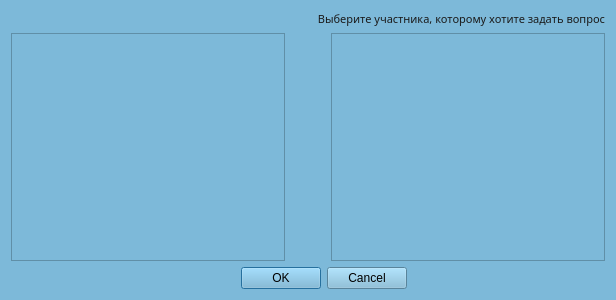
First picture: the form in Client/jeducation-v0.1/ask.ui, repository Avedik/Desktop-application-IEducation, before the edit.
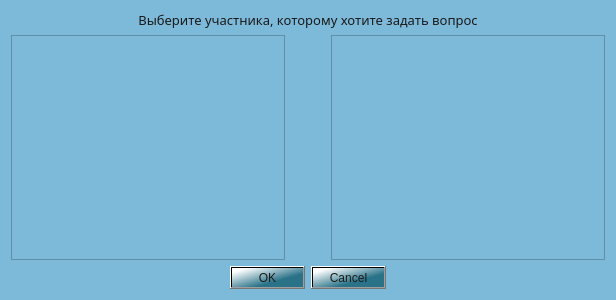
Second picture: the form after the edit.

```diff
--- a/Client/jeducation-v0.1/ask.ui
+++ b/Client/jeducation-v0.1/ask.ui
@@ -29,7 +29,7 @@
      <property name="font">
       <font>
        <family>Bahnschrift</family>
-       <pointsize>8</pointsize>
+       <pointsize>10</pointsize>
       </font>
      </property>
      <property name="styleSheet">
@@ -39,7 +39,7 @@
       <string>Выберите участника, которому хотите задать вопрос</string>
      </property>
      <property name="alignment">
-      <set>Qt::AlignRight|Qt::AlignTrailing|Qt::AlignVCenter</set>
+      <set>Qt::AlignCenter</set>
      </property>
     </widget>
    </item>
@@ -98,12 +98,20 @@
            <pointsize>10</pointsize>
           </font>
          </property>
+         <property name="styleSheet">
+          <string notr="true">background-color: qlineargradient(spread:pad, x1:0.652, y1:0.67, x2:0.096, y2:0.136227, stop:0 rgba(41, 114, 136, 255), stop:1 rgba(255, 255, 255, 255));
+color: rgb(27, 27, 27);
+</string>
+         </property>
          <property name="orientation">
           <enum>Qt::Horizontal</enum>
          </property>
          <property name="standardButtons">
           <set>QDialogButtonBox::Cancel|QDialogButtonBox::Ok</set>
          </property>
+         <property name="centerButtons">
+          <bool>true</bool>
+         </property>
         </widget>
        </item>
       </layout>
```
